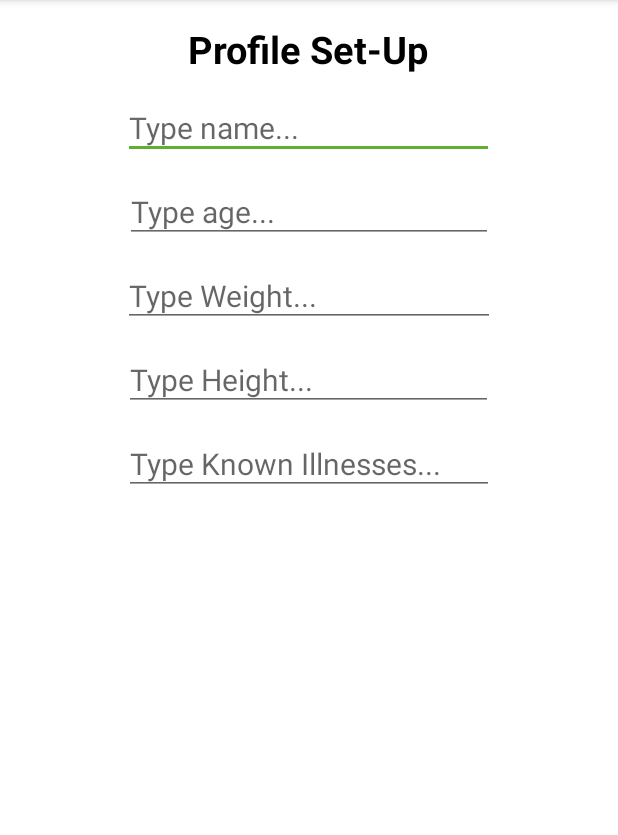
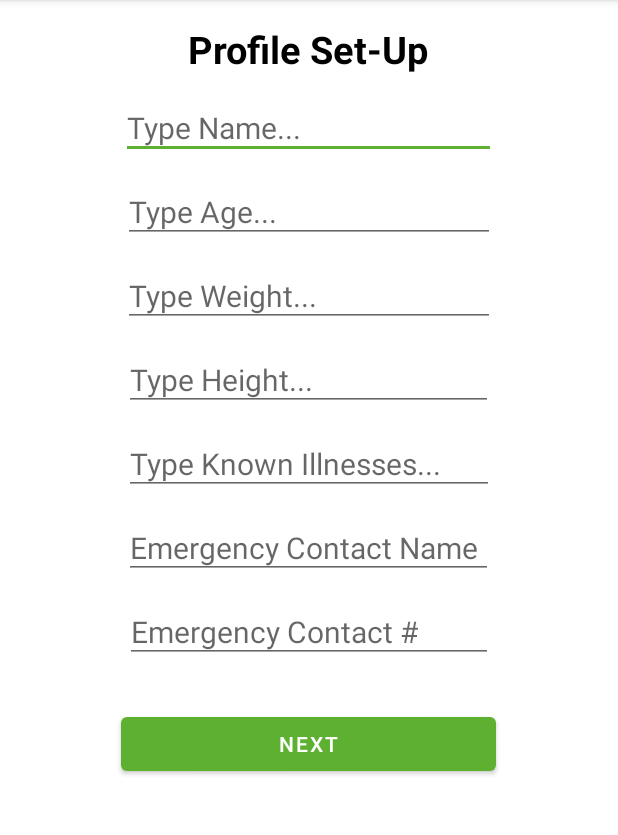
Before and after one commit to AS-Coope/RespalyzerProject, an Android app: the screen it shows after launch (MainActivity), on a phone screen of 412 x 824 dp, the part 84-919 px from its top. Run offline under Robolectric (Android 15) with nearby library versions, the phone set to English and light mode, and no system bars.

Commit message:
Implemented (Temporary) User Details Saving
- Button stores data (temporarily) when clicked
- It is displayed in a toast
-If the phone screen is too small then it won't show the text at the bottom of the screen (but it is there) (a scrollable view needs to be added)

```diff
--- a/app/src/main/java/com/example/respalyzerproject/MainActivity.kt
+++ b/app/src/main/java/com/example/respalyzerproject/MainActivity.kt
@@ -2,10 +2,32 @@ package com.example.respalyzerproject
 
 import androidx.appcompat.app.AppCompatActivity
 import android.os.Bundle
+import android.widget.Button
+import android.widget.Toast
+import android.widget.TextView
+import android.widget.EditText
 
 class MainActivity : AppCompatActivity() {
     override fun onCreate(savedInstanceState: Bundle?) {
         super.onCreate(savedInstanceState)
         setContentView(R.layout.activity_main)
+
+        // references to the various widgets on (from the activity_main file)
+        val userName = findViewById<EditText>(R.id.userNameField)
+        val userAge = findViewById<EditText>(R.id.userAge)
+        val userWeight = findViewById<EditText>(R.id.userWeight)
+        val userHeight = findViewById<EditText>(R.id.userHeight)
+        val knownIllnesses = findViewById<EditText>(R.id.userHeight)
+        val userEmContactName = findViewById<EditText>(R.id.userEmergencyContactName)
+        val userEmContactNumber = findViewById<EditText>(R.id.userEmergencyContactNumber)
+        val profileScreenSubmitBtn = findViewById<Button>(R.id.profileScreen1NextBtn)
+        val displayUser = findViewById<TextView>(R.id.displayUser)
+
+        profileScreenSubmitBtn.setOnClickListener{
+            Toast.makeText(this@MainActivity, "Name: ${userName.getText().toString()} :: Age: ${userAge.getText().toString()} :: " +
+                    "Weight: ${userWeight.getText().toString()} :: Height: ${userHeight.getText().toString()} :: Known Illnesses: ${knownIllnesses.getText().toString()} :: " +
+                    "Emergency Contact Name: ${userEmContactName.getText().toString()} :: Emergency Contact Number: ${userEmContactNumber.getText().toString()}", Toast.LENGTH_LONG).show()
+            displayUser.text = "Name: ${userName.getText().toString()} :: Age: ${userAge.getText().toString()} :: "
+        }
     }
 }
--- a/app/src/main/res/layout/activity_main.xml
+++ b/app/src/main/res/layout/activity_main.xml
@@ -17,7 +17,6 @@
             android:textStyle = "bold"
             android:textColor = "@color/black"
             />
-
 
         <EditText
             android:id = "@+id/userNameField"
@@ -94,4 +93,51 @@
             android:textSize = "20sp"
             />
 
+        <EditText
+            android:id = "@+id/userEmergencyContactName"
+
+            android:layout_width="wrap_content"
+            android:layout_height="wrap_content"
+            android:layout_marginTop = "10dp"
+            android:paddingTop = "11dp"
+            android:paddingBottom = "7dp"
+            android:paddingRight = "10dp"
+
+            android:hint = "@string/userEmergencyContactNameHint"
+            android:importantForAutofill="yes"
+            android:textSize = "20sp"
+            />
+
+        <EditText
+            android:id = "@+id/userEmergencyContactNumber"
+
+            android:layout_width="wrap_content"
+            android:layout_height="wrap_content"
+            android:layout_marginTop = "10dp"
+            android:paddingTop = "11dp"
+            android:paddingBottom = "7dp"
+            android:paddingRight = "50dp"
+
+            android:hint = "@string/userEmergencyContactNumberHint"
+            android:importantForAutofill="yes"
+            android:textSize = "20sp"
+            />
+
+        <Button
+            android:id = "@+id/profileScreen1NextBtn"
+            android:layout_width="wrap_content"
+            android:layout_height="wrap_content"
+            android:layout_marginTop = "30dp"
+            android:layout_marginLeft = "0dp"
+            android:width="250dp"
+
+            android:text = "Next"
+            />
+
+        <TextView
+            android:id = "@+id/displayUser"
+            android:layout_width="wrap_content"
+            android:layout_height="wrap_content"
+            />
+
 </LinearLayout>
--- a/app/src/main/res/values/strings.xml
+++ b/app/src/main/res/values/strings.xml
@@ -3,9 +3,11 @@
 
 
     <string name="profile_setup_screen1_heading">Profile Set-Up</string>
-    <string name="usernameHint">Type name...</string>
-    <string name="userAgeHint">Type age...</string>
+    <string name="usernameHint">Type Name...</string>
+    <string name="userAgeHint">Type Age...</string>
     <string name="userWeightHint">Type Weight...</string>
     <string name="userHeightHint">Type Height...</string>
     <string name="userKnownIllnessesHint">Type Known Illnesses...</string>
+    <string name="userEmergencyContactNameHint">Emergency Contact Name</string>
+    <string name="userEmergencyContactNumberHint">Emergency Contact #</string>
 </resources>
```
Lines whose indentation alone changed are shown as unchanged.
